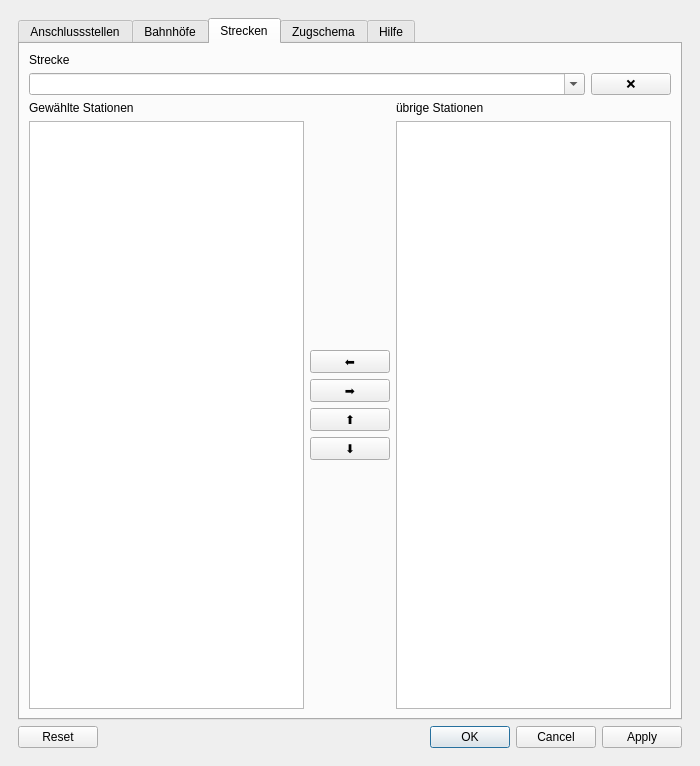
Qt form stskit/qt/einstellungen.ui (topological-state/stskit) before a commit.
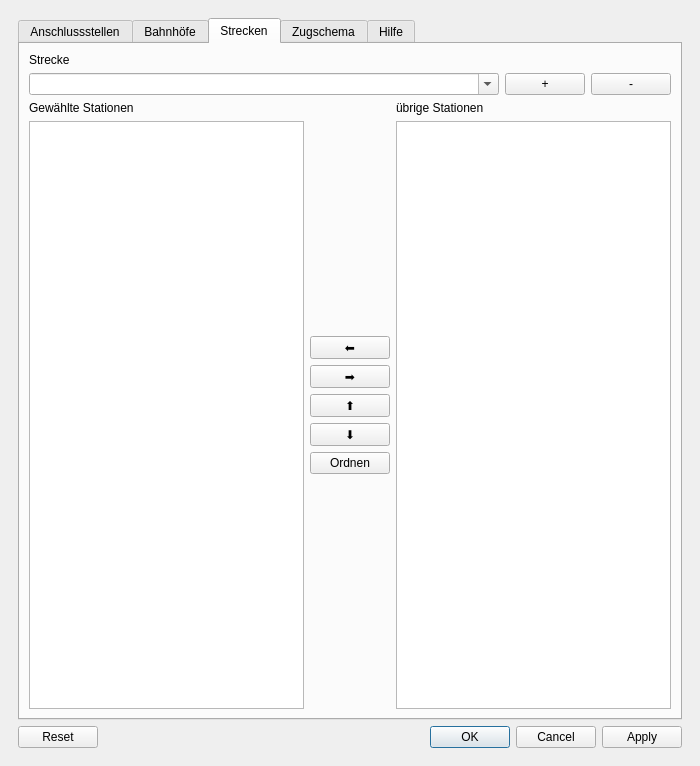
The same form after that commit. The open tabs and pages were chosen to show the change.

```diff
--- a/stskit/qt/einstellungen.ui
+++ b/stskit/qt/einstellungen.ui
@@ -399,6 +399,12 @@
                 <layout class="QHBoxLayout" name="horizontalLayout">
                  <item>
                   <widget class="QComboBox" name="strecken_name_combo">
+                   <property name="sizePolicy">
+                    <sizepolicy hsizetype="Expanding" vsizetype="Fixed">
+                     <horstretch>0</horstretch>
+                     <verstretch>0</verstretch>
+                    </sizepolicy>
+                   </property>
                    <property name="editable">
                     <bool>true</bool>
                    </property>
@@ -407,6 +413,13 @@
                    </property>
                   </widget>
                  </item>
+                 <item>
+                  <widget class="QPushButton" name="strecken_erstellen_button">
+                   <property name="text">
+                    <string>+</string>
+                   </property>
+                  </widget>
+                 </item>
                  <item>
                   <widget class="QPushButton" name="strecken_loeschen_button">
                    <property name="sizePolicy">
@@ -416,7 +429,7 @@
                     </sizepolicy>
                    </property>
                    <property name="text">
-                    <string>❌</string>
+                    <string>-</string>
                    </property>
                   </widget>
                  </item>
@@ -510,6 +523,19 @@
                    </property>
                   </widget>
                  </item>
+                 <item>
+                  <widget class="QPushButton" name="strecken_ordnen_button">
+                   <property name="sizePolicy">
+                    <sizepolicy hsizetype="Minimum" vsizetype="Fixed">
+                     <horstretch>0</horstretch>
+                     <verstretch>0</verstretch>
+                    </sizepolicy>
+                   </property>
+                   <property name="text">
+                    <string>Ordnen</string>
+                   </property>
+                  </widget>
+                 </item>
                  <item>
                   <spacer name="verticalSpacer_4">
                    <property name="orientation">
```
Left out of the diff: 21 changed lines with no effect on the pictures.
